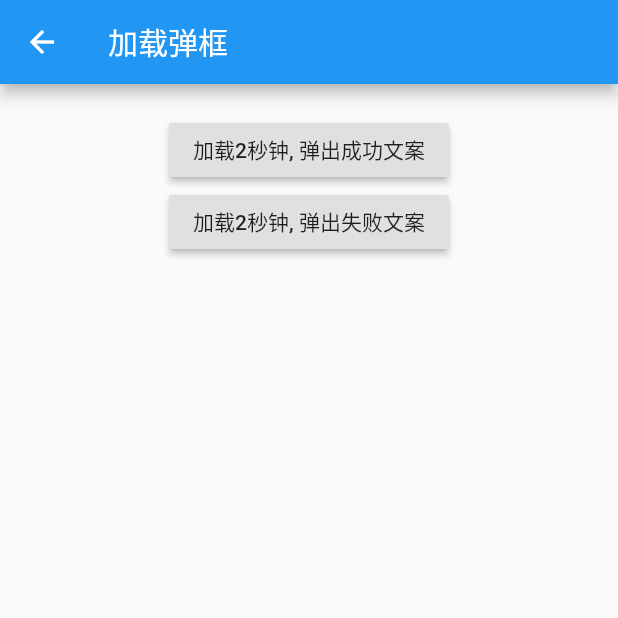
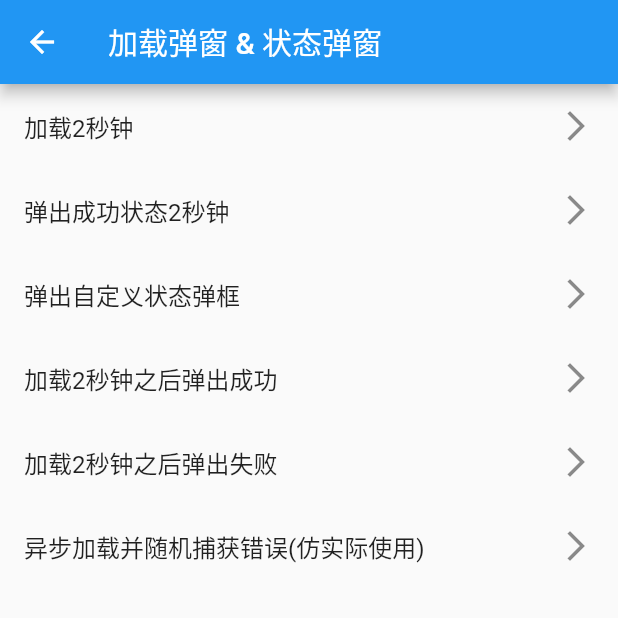
Before and after one commit to AonoCandal/flutter_demo, a Flutter app: the ProgressDialogPage screen opened by its route, on a phone screen of 412 x 824 dp, the top half of it. Run offline on Flutter 3.47's test engine with Material 2 defaults, Android fonts, the phone set to English and light mode, and no system bars; our stand-ins replace audioplayers, rxdart, sqflite; accounts and stored records are empty; statements that could not run were skipped.

Commit message:
完善加载

```diff
--- a/lib/page/progress_dialog_page.dart
+++ b/lib/page/progress_dialog_page.dart
@@ -1,4 +1,5 @@
 import 'dart:async';
+import 'dart:math';
 
 import 'package:flutter/material.dart';
 import 'package:flutter_demo/widget/progress_dialog.dart';
@@ -10,50 +11,72 @@ class ProgressDialogPage extends StatefulWidget {
   }
 }
 
-class ProgressDialogState extends State<ProgressDialogPage>
-    with TickerProviderStateMixin {
+class ProgressDialogState extends State<ProgressDialogPage>{
   @override
   Widget build(BuildContext context) {
     return Scaffold(
       appBar: AppBar(
-        title: Text('加载弹框'),
+        title: Text('加载弹窗 & 状态弹窗'),
       ),
-      body: Container(
-        padding: EdgeInsets.all(20.0),
-        width: double.infinity,
-        child: Column(
-          crossAxisAlignment: CrossAxisAlignment.center,
-          children: <Widget>[
-            buildButton('加载2秒钟, 弹出成功文案', _click2SecondSuccess),
-            buildButton('加载2秒钟, 弹出失败文案', _click2SecondFailed),
-          ],
-        ),
+      body: ListView(
+        children: [
+          _listItem(
+              '加载2秒钟',
+                  () => ProgressDialog.showProgressDialog(
+                  context: context,
+                  future: Future.delayed(Duration(seconds: 2)))),
+          _listItem('弹出成功状态2秒钟',
+                  () => ProgressDialog.showSuccessDialog(context: context)),
+          _listItem(
+              '弹出自定义状态弹框',
+                  () => ProgressDialog.showStateDialog(
+                  context: context,
+                  loadingText: '警告',
+                  icon: Icon(
+                    Icons.error,
+                    size: kDefaultIconSize,
+                    color: Colors.white,
+                  ))),
+          _listItem(
+              '加载2秒钟之后弹出成功',
+                  () => ProgressDialog.showProgressDialog(
+                context: context,
+                future: Future.delayed(Duration(seconds: 2)).then((value) {
+                  ProgressDialog.showSuccessDialog(context: context);
+                }),
+              )),
+          _listItem(
+              '加载2秒钟之后弹出失败',
+                  () => ProgressDialog.showProgressDialog(
+                context: context,
+                future: Future.delayed(Duration(seconds: 2)).then((value) {
+                  ProgressDialog.showFailDialog(context: context);
+                }),
+              )),
+          _listItem(
+              '异步加载并随机捕获错误(仿实际使用)',
+                  () => ProgressDialog.showProgressDialog(
+                  context: context,
+                  future: Future.delayed(Duration(seconds: 2), () {
+                    Random r = Random();
+                    if (!r.nextBool()) {
+                      throw Exception();
+                    }
+                  }).then((value) {
+                    ProgressDialog.showSuccessDialog(context: context);
+                  }).catchError((e) {
+                    ProgressDialog.showFailDialog(context: context);
+                  }))),
+        ],
       ),
     );
   }
 
-  Widget buildButton(String name, VoidCallback onclick) {
-    return RaisedButton(
-      onPressed: onclick,
-      child: Text(name),
+  Widget _listItem(String title, VoidCallback listener) {
+    return ListTile(
+      title: Text(title),
+      trailing: Icon(Icons.arrow_forward_ios),
+      onTap: listener,
     );
   }
-
-  /// 加载2秒钟, 弹出成功文案
-  void _click2SecondSuccess() {
-    ProgressDialog.showProgressDialog(
-        context: context, future: Future.delayed(Duration(seconds: 2)));
-  }
-
-  /// 加载2秒钟, 弹出失败Toast
-  void _click2SecondFailed() {
-    ProgressDialog.showStateDialog(
-        context: context,
-        loadingText: '加载成功',
-        icon: Icon(
-          Icons.check_circle_outline,
-          size: 28.0,
-          color: Colors.white,
-        ));
-  }
 }
--- a/lib/widget/progress_dialog.dart
+++ b/lib/widget/progress_dialog.dart
@@ -9,11 +9,21 @@ const int _kTickCount = 8;
 const int _kHalfTickCount = _kTickCount ~/ 2;
 const Color _kTickColor = CupertinoColors.lightBackgroundGray;
 const Color _kActiveTickColor = Color(0xFF9D9D9D);
+const double _kDefaultIndicatorRadius = 10.0;
+
+/// 默认弹窗背景颜色 灰
 const Color _kDefaultBgColor = Color(0xE6333333);
-const double _kDefaultIndicatorRadius = 10.0;
-const double _kDefaultIconSize = 28.0;
+
+/// 默认Icon大小
+const double kDefaultIconSize = 28.0;
+
+/// 默认弹窗边长
 const double _kDefaultSideLength = 91.0;
+
+/// 默认加载文案
 const String _kDefaultLoadingText = '正在加载';
+
+/// 默认加载文案style
 const TextStyle _kDefaultLoadingTextStyle =
 TextStyle(color: Colors.white, fontSize: 15.0);
 
@@ -21,9 +31,9 @@ class ProgressDialog {
   /// 显示正在加载弹窗
   static showProgressDialog({
     @required BuildContext context,
-    @required Future future,
-    String loadingText = _kDefaultLoadingText,
-    TextStyle loadingTextStyle = _kDefaultLoadingTextStyle,
+    @required Future future, // 可执行的异步事件处理 (Futura处理完毕后自动退出弹窗)
+    String loadingText = _kDefaultLoadingText, // 加载文案
+    TextStyle loadingTextStyle = _kDefaultLoadingTextStyle, // 加载文案style
   }) {
     showStateDialog(
         context: context,
@@ -33,25 +43,53 @@ class ProgressDialog {
         loadingTextStyle: loadingTextStyle);
   }
 
+  static showSuccessDialog({
+    @required BuildContext context,
+    String loadingText = '加载成功',
+  }) {
+    showStateDialog(
+        context: context,
+        loadingText: loadingText,
+        icon: Icon(
+          Icons.check_circle_outline,
+          size: kDefaultIconSize,
+          color: Colors.white,
+        ));
+  }
+
+  static showFailDialog({
+    @required BuildContext context,
+    String loadingText = '加载失败',
+  }) {
+    showStateDialog(
+        context: context,
+        loadingText: loadingText,
+        icon: Icon(
+          Icons.highlight_off,
+          size: kDefaultIconSize,
+          color: Colors.white,
+        ));
+  }
+
   /// 显示状态弹窗
   static showStateDialog({
     @required BuildContext context,
-    Future future,
-    Color bgColor = _kDefaultBgColor,
-    String loadingText = _kDefaultLoadingText,
-    TextStyle loadingTextStyle = _kDefaultLoadingTextStyle,
-    double iconSize = _kDefaultIconSize,
-    Widget icon,
-    double sideLength = _kDefaultSideLength,
-    bool barrierDismissible = true,
+    Future future, // 可执行的异步事件处理 (Futura处理完毕后自动退出弹窗)
+    Color bgColor = _kDefaultBgColor, // 弹窗的背景颜色
+    String loadingText = _kDefaultLoadingText, // 加载文案
+    TextStyle loadingTextStyle = _kDefaultLoadingTextStyle, // 加载文案style
+    double iconSize = kDefaultIconSize, // 图标大小
+    Widget icon, // 图标 (默认为菊花)
+    double sideLength = _kDefaultSideLength, // 弹框边长
+    bool barrierDismissible = true, // 点击空白区域是否消失
+    Color barrierColor, // 阴影颜色
   }) {
     // 弹窗是否已经弹出过
     bool hasPopped = false;
-    showGeneralDialog(
-        context: context,
+    Route route = _DialogRoute(
       barrierDismissible: barrierDismissible,
-        barrierLabel:
-            MaterialLocalizations.of(context).modalBarrierDismissLabel,
+      barrierLabel: MaterialLocalizations.of(context).modalBarrierDismissLabel,
+      barrierColor: barrierColor,
       transitionDuration: const Duration(milliseconds: 150),
       transitionBuilder: _buildMaterialDialogTransitions,
       pageBuilder: (BuildContext buildContext, Animation<double> animation,
@@ -80,10 +118,12 @@ class ProgressDialog {
             }),
           ),
         );
-        });
+      },
+    );
+    Navigator.of(context, rootNavigator: true).push(route);
     (future ?? Future.delayed(Duration(seconds: 2))).whenComplete(() {
       if (!hasPopped) {
-        Navigator.of(context).pop();
+        Navigator.of(context).removeRoute(route);
       }
     });
   }
@@ -189,6 +229,7 @@ class ProgressCenterContentState extends State<ProgressCenterContent>
   }
 }
 
+/// 菊花画笔
 class _CupertinoActivityIndicatorPainter extends CustomPainter {
   _CupertinoActivityIndicatorPainter({
     this.position,
@@ -230,3 +271,67 @@ class _CupertinoActivityIndicatorPainter extends CustomPainter {
     return oldPainter.position != position;
   }
 }
+
+/// 弹窗Route
+class _DialogRoute<T> extends PopupRoute<T> {
+  _DialogRoute({
+    @required RoutePageBuilder pageBuilder,
+    bool barrierDismissible = true,
+    String barrierLabel,
+    Color barrierColor = const Color(0x80000000),
+    Duration transitionDuration = const Duration(milliseconds: 200),
+    RouteTransitionsBuilder transitionBuilder,
+    RouteSettings settings,
+  })  : assert(barrierDismissible != null),
+        _pageBuilder = pageBuilder,
+        _barrierDismissible = barrierDismissible,
+        _barrierLabel = barrierLabel,
+        _barrierColor = barrierColor,
+        _transitionDuration = transitionDuration,
+        _transitionBuilder = transitionBuilder,
+        super(settings: settings);
+
+  final RoutePageBuilder _pageBuilder;
+
+  @override
+  bool get barrierDismissible => _barrierDismissible;
+  final bool _barrierDismissible;
+
+  @override
+  String get barrierLabel => _barrierLabel;
+  final String _barrierLabel;
+
+  @override
+  Color get barrierColor => _barrierColor;
+  final Color _barrierColor;
+
+  @override
+  Duration get transitionDuration => _transitionDuration;
+  final Duration _transitionDuration;
+
+  final RouteTransitionsBuilder _transitionBuilder;
+
+  @override
+  Widget buildPage(BuildContext context, Animation<double> animation,
+      Animation<double> secondaryAnimation) {
+    return Semantics(
+      child: _pageBuilder(context, animation, secondaryAnimation),
+      scopesRoute: true,
+      explicitChildNodes: true,
+    );
+  }
+
+  @override
+  Widget buildTransitions(BuildContext context, Animation<double> animation,
+      Animation<double> secondaryAnimation, Widget child) {
+    if (_transitionBuilder == null) {
+      return FadeTransition(
+          opacity: CurvedAnimation(
+            parent: animation,
+            curve: Curves.linear,
+          ),
+          child: child);
+    } // Some default transition
+    return _transitionBuilder(context, animation, secondaryAnimation, child);
+  }
+}
```
Lines whose indentation alone changed are shown as unchanged.
